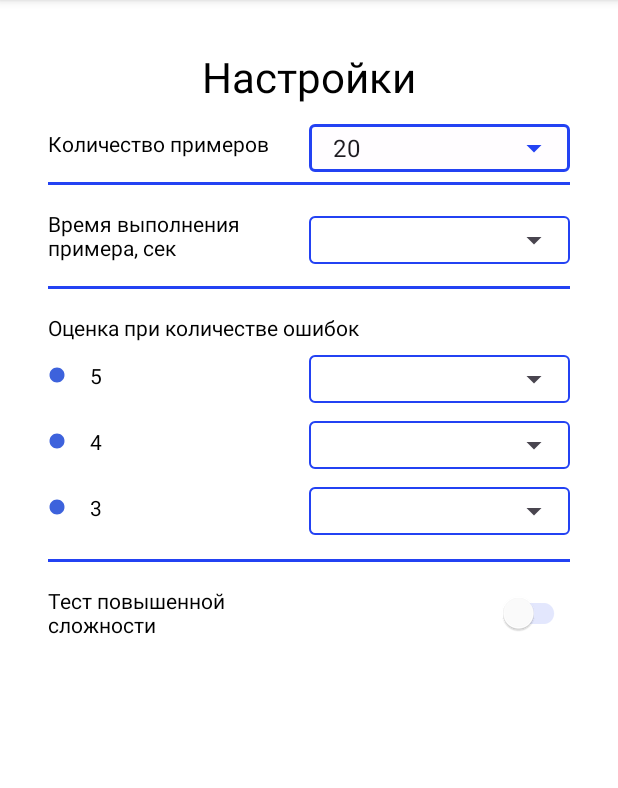
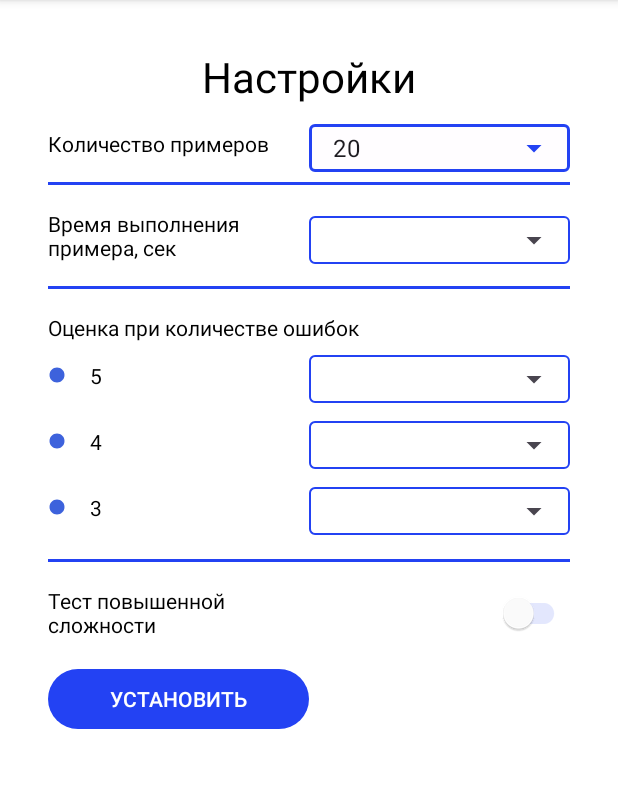
Before and after one commit to profitsw2000/YoungMath, an Android app: the fragment MultiplicationSettingsFragment shown on its own in the app's theme, on a phone screen of 412 x 824 dp, the part 96-884 px from its top. Run offline under Robolectric (Android 15) with nearby library versions, the phone set to English and light mode, and no system bars.

Commit message:
Добавлена кнопка для обновления настроек теста по проверке таблицы умножения.

```diff
--- a/multiplication/src/main/res/layout/fragment_multiplication_settings.xml
+++ b/multiplication/src/main/res/layout/fragment_multiplication_settings.xml
@@ -275,5 +275,15 @@
         app:layout_constraintTop_toTopOf="@id/high_difficulty_test_title_text_view"
         app:layout_constraintBottom_toBottomOf="@id/high_difficulty_test_title_text_view"/>
 
+    <Button
+        android:id="@+id/button"
+        android:layout_width="0dp"
+        android:layout_height="wrap_content"
+        android:layout_marginTop="@dimen/standard_space_between_views"
+        android:text="УСТАНОВИТЬ"
+        app:layout_constraintEnd_toStartOf="@+id/fifty_percent_vertical_guideline"
+        app:layout_constraintStart_toStartOf="parent"
+        app:layout_constraintTop_toBottomOf="@+id/high_difficulty_test_title_text_view" />
+
 
 </androidx.constraintlayout.widget.ConstraintLayout>
```
